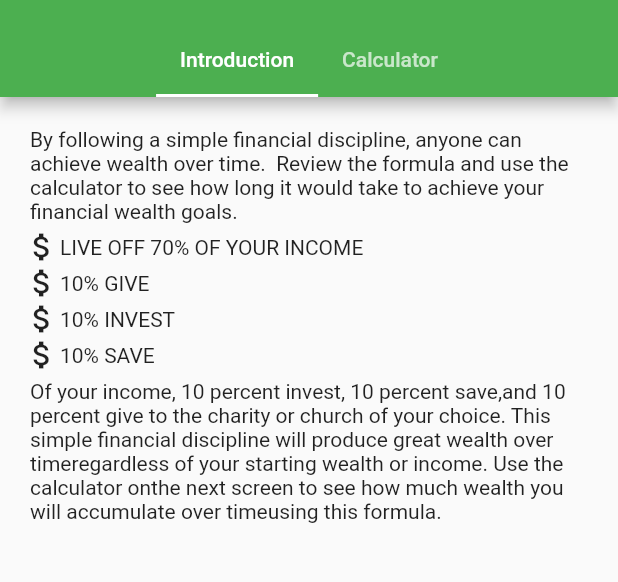
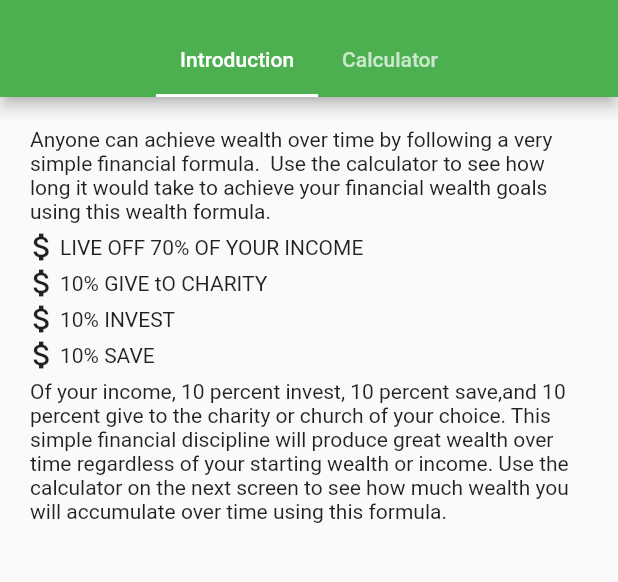
Before and after one commit to markorskip/how_to_be_wealthy, a Flutter app: the screen it shows after launch, on a phone screen of 412 x 824 dp, the part 59-641 px from its top. Run offline on Flutter 3.47's test engine with Material 2 defaults, Android fonts, the light colour scheme and no system bars; missing offline and left inert: dart:ffi.

Commit message:
modified intro page

```diff
--- a/lib/intro_page.dart
+++ b/lib/intro_page.dart
@@ -4,15 +4,16 @@ import 'package:flutter/material.dart';
 class IntroPage extends StatelessWidget {
   const IntroPage();
 
-  final String introText= "By following a simple financial discipline, anyone can achieve wealth over time.  Review the formula and use the calculator to see"
-  + " how long it would take to achieve your financial wealth goals.";
+  final String introText= "Anyone can achieve wealth over time by following a very simple financial formula."
+      "  Use the calculator to see"
+  + " how long it would take to achieve your financial wealth goals using this wealth formula.";
 
   final String formulaExplanation = 'Of your income, 10 percent invest, '
       '10 percent save,'
       'and 10 percent give to the charity or church of your choice.'
-      ' This simple financial discipline will produce great wealth over time'
-      'regardless of your starting wealth or income. Use the calculator on'
-      'the next screen to see how much wealth you will accumulate over time'
+      ' This simple financial discipline will produce great wealth over time '
+      'regardless of your starting wealth or income. Use the calculator on '
+      'the next screen to see how much wealth you will accumulate over time '
       'using this formula.';
 
   @override
@@ -29,7 +30,7 @@ class IntroPage extends StatelessWidget {
         ),
         Row(children: [
           Icon(Icons.attach_money),
-          Text('10% GIVE', textAlign: TextAlign.center)]
+          Text('10% GIVE tO CHARITY', textAlign: TextAlign.center)]
         ),
         Row(children: [
           Icon(Icons.attach_money),
```
Also changed, not shown: 1 other file.
